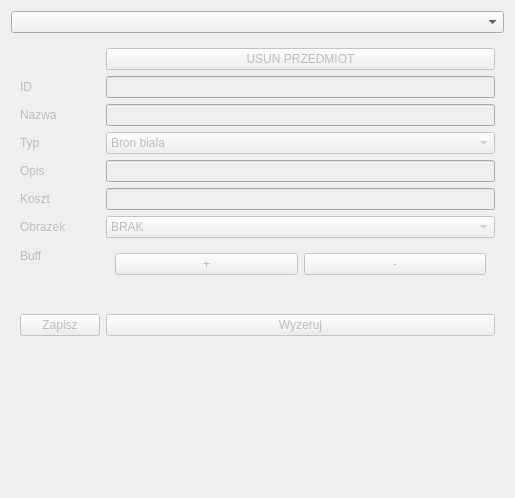
First picture: the form in DataManager/forms/GUI/item/itemsview.ui, repository jurikimurik/Witcher_Adventures_PHP_QTCPP, before the edit.
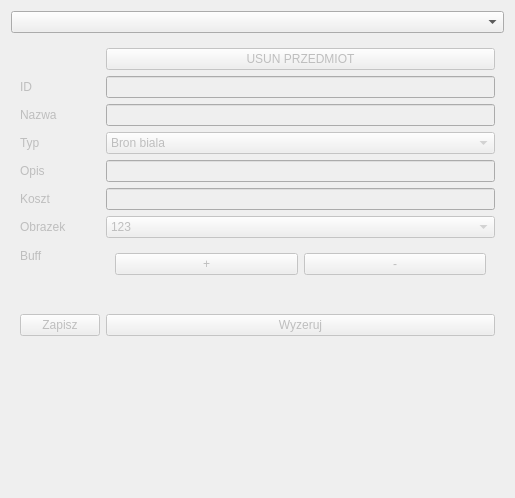
Second picture: the form after the edit.

```diff
--- a/DataManager/forms/GUI/item/itemsview.ui
+++ b/DataManager/forms/GUI/item/itemsview.ui
@@ -111,7 +111,7 @@
        <widget class="QComboBox" name="imageBox">
         <item>
          <property name="text">
-          <string>BRAK</string>
+          <string>123</string>
          </property>
         </item>
        </widget>
```
